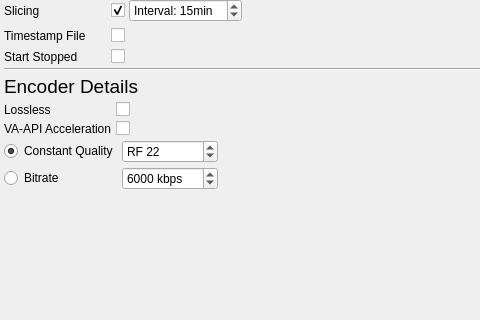
The window that src/modules/videorecorder/recordersettingsdialog.ui (syntalos/syntalos) describes before a commit, drawn with Qt 5; both pictures show x 0 to 480 and y 133 to 453 of the 569 by 453 pixel window.
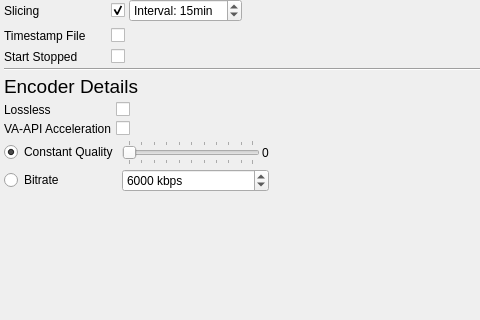
The same window after the commit. Icons and pictures are not drawn.

Commit message: videowriter: Allow user to configure target bitrate/quality manually

What changed in the file:
```diff
--- a/src/modules/videorecorder/recordersettingsdialog.ui
+++ b/src/modules/videorecorder/recordersettingsdialog.ui
@@ -392,19 +392,6 @@
            </property>
           </widget>
          </item>
-         <item row="2" column="1">
-          <widget class="QSpinBox" name="qualitySpinBox">
-           <property name="prefix">
-            <string>RF </string>
-           </property>
-           <property name="maximum">
-            <number>51</number>
-           </property>
-           <property name="value">
-            <number>22</number>
-           </property>
-          </widget>
-         </item>
          <item row="2" column="0">
           <widget class="QRadioButton" name="radioButton">
            <property name="text">
@@ -415,6 +402,44 @@
            </property>
           </widget>
          </item>
+         <item row="2" column="1">
+          <widget class="QWidget" name="qualityValWidget" native="true">
+           <layout class="QHBoxLayout" name="horizontalLayout_3">
+            <property name="spacing">
+             <number>2</number>
+            </property>
+            <property name="leftMargin">
+             <number>0</number>
+            </property>
+            <property name="topMargin">
+             <number>0</number>
+            </property>
+            <property name="rightMargin">
+             <number>0</number>
+            </property>
+            <property name="bottomMargin">
+             <number>0</number>
+            </property>
+            <item>
+             <widget class="QSlider" name="qualitySlider">
+              <property name="orientation">
+               <enum>Qt::Horizontal</enum>
+              </property>
+              <property name="tickPosition">
+               <enum>QSlider::TicksBothSides</enum>
+              </property>
+             </widget>
+            </item>
+            <item>
+             <widget class="QLabel" name="qualityValLabel">
+              <property name="text">
+               <string>0</string>
+              </property>
+             </widget>
+            </item>
+           </layout>
+          </widget>
+         </item>
         </layout>
        </widget>
       </item>
```
Left out of the diff: 22 changed lines with no effect on the pictures. The commit also changes 5 other files.
